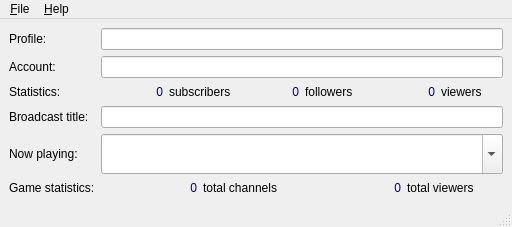
The window that src/forms/main_window.ui (wakeofluna/qlivestream) describes before a commit, drawn with Qt 5.
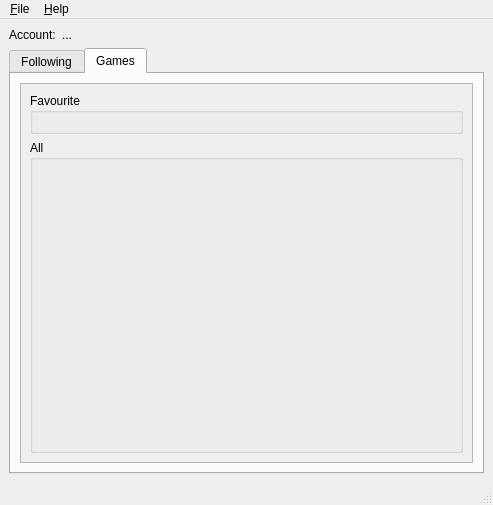
The same window after the commit.

Commit message: Change layout of main window to browse-oriented

What changed in the file:
```diff
--- a/src/forms/main_window.ui
+++ b/src/forms/main_window.ui
@@ -6,201 +6,154 @@
    <rect>
     <x>0</x>
     <y>0</y>
-    <width>512</width>
-    <height>227</height>
+    <width>493</width>
+    <height>505</height>
    </rect>
   </property>
   <property name="windowTitle">
    <string>Qlivestream</string>
   </property>
   <widget class="QWidget" name="centralwidget">
-   <layout class="QGridLayout" name="gridLayout">
-    <item row="4" column="2">
-     <widget class="QComboBox" name="cbbPlaying">
-      <property name="minimumSize">
-       <size>
-        <width>0</width>
-        <height>40</height>
-       </size>
-      </property>
-      <property name="editable">
-       <bool>true</bool>
-      </property>
-      <property name="iconSize">
-       <size>
-        <width>32</width>
-        <height>32</height>
-       </size>
-      </property>
-     </widget>
-    </item>
-    <item row="1" column="0">
-     <widget class="QLabel" name="lblAccount">
-      <property name="text">
-       <string>Account:</string>
-      </property>
-     </widget>
-    </item>
-    <item row="2" column="2">
-     <layout class="QHBoxLayout" name="layChannelStats">
-      <item>
-       <widget class="QLabel" name="lblNumSubscribers">
-        <property name="styleSheet">
-         <string notr="true">color: rgb(0, 0, 127)</string>
-        </property>
-        <property name="text">
-         <string>0</string>
-        </property>
-        <property name="alignment">
-         <set>Qt::AlignRight|Qt::AlignTrailing|Qt::AlignVCenter</set>
-        </property>
-       </widget>
-      </item>
-      <item>
-       <widget class="QLabel" name="lblSubscribers">
-        <property name="text">
-         <string>subscribers</string>
-        </property>
-       </widget>
-      </item>
-      <item>
-       <widget class="QLabel" name="lblNumFollowers">
-        <property name="styleSheet">
-         <string notr="true">color: rgb(0, 0, 127)</string>
-        </property>
-        <property name="text">
-         <string>0</string>
-        </property>
-        <property name="alignment">
-         <set>Qt::AlignRight|Qt::AlignTrailing|Qt::AlignVCenter</set>
-        </property>
-       </widget>
-      </item>
-      <item>
-       <widget class="QLabel" name="lblFollowers">
-        <property name="text">
-         <string>followers</string>
-        </property>
-       </widget>
-      </item>
-      <item>
-       <widget class="QLabel" name="lblNumViewers">
-        <property name="styleSheet">
-         <string notr="true">color: rgb(0, 0, 127)</string>
-        </property>
-        <property name="text">
-         <string>0</string>
-        </property>
-        <property name="alignment">
-         <set>Qt::AlignRight|Qt::AlignTrailing|Qt::AlignVCenter</set>
-        </property>
-       </widget>
-      </item>
-      <item>
-       <widget class="QLabel" name="lblViewers">
-        <property name="text">
-         <string>viewers</string>
-        </property>
-       </widget>
-      </item>
-     </layout>
-    </item>
-    <item row="2" column="0">
-     <widget class="QLabel" name="lblChannelStats">
-      <property name="text">
-       <string>Statistics:</string>
-      </property>
-     </widget>
-    </item>
-    <item row="0" column="2">
-     <widget class="QLineEdit" name="txtName">
-      <property name="readOnly">
-       <bool>true</bool>
-      </property>
-     </widget>
-    </item>
-    <item row="0" column="0">
-     <widget class="QLabel" name="lblName">
-      <property name="text">
-       <string>Profile:</string>
-      </property>
-     </widget>
-    </item>
-    <item row="4" column="0">
-     <widget class="QLabel" name="lblPlaying">
-      <property name="text">
-       <string>Now playing:</string>
-      </property>
-     </widget>
-    </item>
-    <item row="1" column="2">
-     <widget class="QLineEdit" name="txtAccount">
-      <property name="readOnly">
-       <bool>true</bool>
-      </property>
-     </widget>
-    </item>
-    <item row="3" column="0">
-     <widget class="QLabel" name="lblTitle">
-      <property name="text">
-       <string>Broadcast title:</string>
-      </property>
-     </widget>
-    </item>
-    <item row="3" column="2">
-     <widget class="QLineEdit" name="txtTitle"/>
-    </item>
-    <item row="5" column="0">
-     <widget class="QLabel" name="lblGameStats">
-      <property name="text">
-       <string>Game statistics:</string>
-      </property>
-     </widget>
-    </item>
-    <item row="5" column="2">
+   <layout class="QVBoxLayout" name="verticalLayout">
+    <item>
      <layout class="QHBoxLayout" name="horizontalLayout">
       <item>
-       <widget class="QLabel" name="lblNumGameChannels">
-        <property name="styleSheet">
-         <string notr="true">color: rgb(0, 0, 127)</string>
-        </property>
+       <widget class="QLabel" name="lblActiveAccount">
         <property name="text">
-         <string>0</string>
+         <string>Account:</string>
         </property>
-        <property name="alignment">
-         <set>Qt::AlignRight|Qt::AlignTrailing|Qt::AlignVCenter</set>
-        </property>
        </widget>
       </item>
       <item>
-       <widget class="QLabel" name="lblGameChannels">
-        <property name="text">
-         <string>total channels</string>
+       <widget class="QLabel" name="txtActiveAccount">
+        <property name="sizePolicy">
+         <sizepolicy hsizetype="Preferred" vsizetype="Preferred">
+          <horstretch>1</horstretch>
+          <verstretch>0</verstretch>
+         </sizepolicy>
         </property>
-       </widget>
-      </item>
-      <item>
-       <widget class="QLabel" name="lblNumGameViewers">
-        <property name="styleSheet">
-         <string notr="true">color: rgb(0, 0, 127)</string>
-        </property>
         <property name="text">
-         <string>0</string>
-        </property>
-        <property name="alignment">
-         <set>Qt::AlignRight|Qt::AlignTrailing|Qt::AlignVCenter</set>
-        </property>
-       </widget>
-      </item>
-      <item>
-       <widget class="QLabel" name="lblGameViewers">
-        <property name="text">
-         <string>total viewers</string>
+         <string notr="true">...</string>
         </property>
        </widget>
       </item>
      </layout>
     </item>
+    <item>
+     <widget class="QTabWidget" name="tabWidget">
+      <property name="currentIndex">
+       <number>1</number>
+      </property>
+      <widget class="QWidget" name="tabFollowing">
+       <attribute name="title">
+        <string>Following</string>
+       </attribute>
+       <layout class="QVBoxLayout" name="verticalLayout_4">
+        <item>
+         <widget class="QScrollArea" name="scrFollowing">
+          <property name="widgetResizable">
+           <bool>true</bool>
+          </property>
+          <widget class="QWidget" name="scrFollowingContents">
+           <property name="geometry">
+            <rect>
+             <x>0</x>
+             <y>0</y>
+             <width>98</width>
+             <height>106</height>
+            </rect>
+           </property>
+           <layout class="QVBoxLayout" name="verticalLayout_5">
+            <item>
+             <widget class="QGroupBox" name="grpFollowingOnline">
+              <property name="sizePolicy">
+               <sizepolicy hsizetype="Preferred" vsizetype="Minimum">
+                <horstretch>0</horstretch>
+                <verstretch>0</verstretch>
+               </sizepolicy>
+              </property>
+              <property name="title">
+               <string>Online</string>
+              </property>
+              <layout class="QGridLayout" name="gridFollowingOnline"/>
+             </widget>
+            </item>
+            <item>
+             <widget class="QGroupBox" name="grpFollowingOffline">
+              <property name="sizePolicy">
+               <sizepolicy hsizetype="Preferred" vsizetype="MinimumExpanding">
+                <horstretch>0</horstretch>
+                <verstretch>0</verstretch>
+               </sizepolicy>
+              </property>
+              <property name="title">
+               <string>Offline</string>
+              </property>
+              <layout class="QGridLayout" name="gridFollowingOffline"/>
+             </widget>
+            </item>
+           </layout>
+          </widget>
+         </widget>
+        </item>
+       </layout>
+      </widget>
+      <widget class="QWidget" name="tabGames">
+       <attribute name="title">
+        <string>Games</string>
+       </attribute>
+       <layout class="QVBoxLayout" name="verticalLayout_2">
+        <item>
+         <widget class="QScrollArea" name="scrGames">
+          <property name="widgetResizable">
+           <bool>true</bool>
+          </property>
+          <widget class="QWidget" name="scrGamesContents">
+           <property name="geometry">
+            <rect>
+             <x>0</x>
+             <y>0</y>
+             <width>451</width>
+             <height>376</height>
+            </rect>
+           </property>
+           <layout class="QVBoxLayout" name="verticalLayout_3">
+            <item>
+             <widget class="QGroupBox" name="grpGamesFavourite">
+              <property name="sizePolicy">
+               <sizepolicy hsizetype="Preferred" vsizetype="Minimum">
+                <horstretch>0</horstretch>
+                <verstretch>0</verstretch>
+               </sizepolicy>
+              </property>
+              <property name="title">
+               <string>Favourite</string>
+              </property>
+              <layout class="QGridLayout" name="gridGamesFavourite"/>
+             </widget>
+            </item>
+            <item>
+             <widget class="QGroupBox" name="grpGamesAll">
+              <property name="sizePolicy">
+               <sizepolicy hsizetype="Preferred" vsizetype="MinimumExpanding">
+                <horstretch>0</horstretch>
+                <verstretch>0</verstretch>
+               </sizepolicy>
+              </property>
+              <property name="title">
+               <string>All</string>
+              </property>
+              <layout class="QGridLayout" name="gridGamesAll"/>
+             </widget>
+            </item>
+           </layout>
+          </widget>
+         </widget>
+        </item>
+       </layout>
+      </widget>
+     </widget>
+    </item>
    </layout>
   </widget>
   <widget class="QMenuBar" name="menubar">
@@ -208,7 +161,7 @@
     <rect>
      <x>0</x>
      <y>0</y>
-     <width>512</width>
+     <width>493</width>
      <height>19</height>
     </rect>
    </property>
```
The commit also changes 9 other files.
